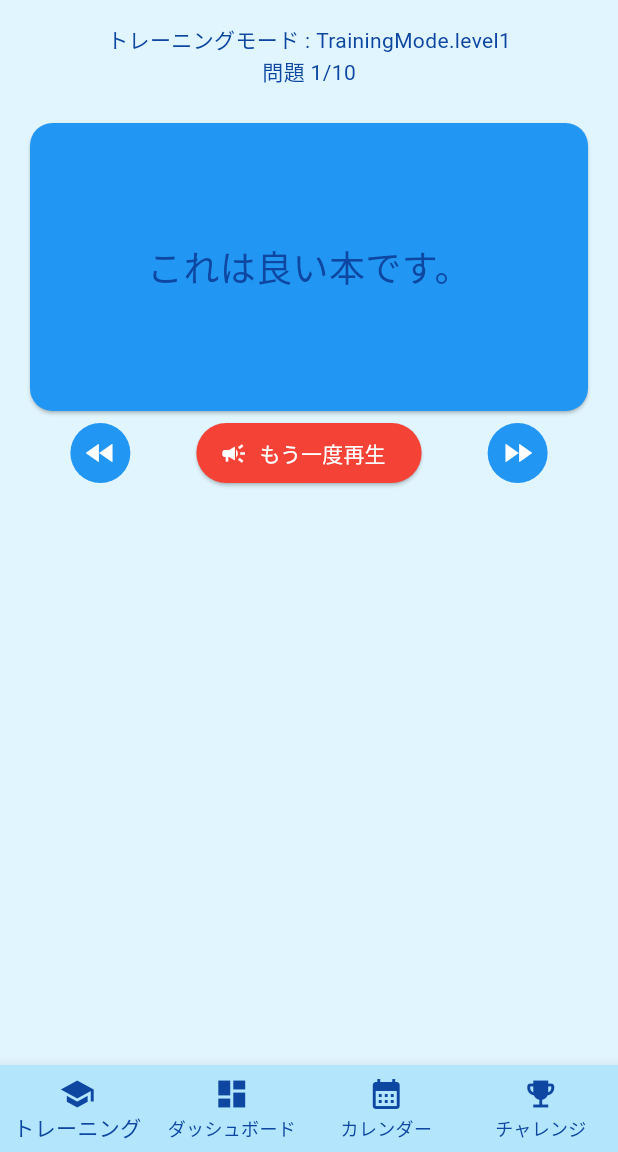
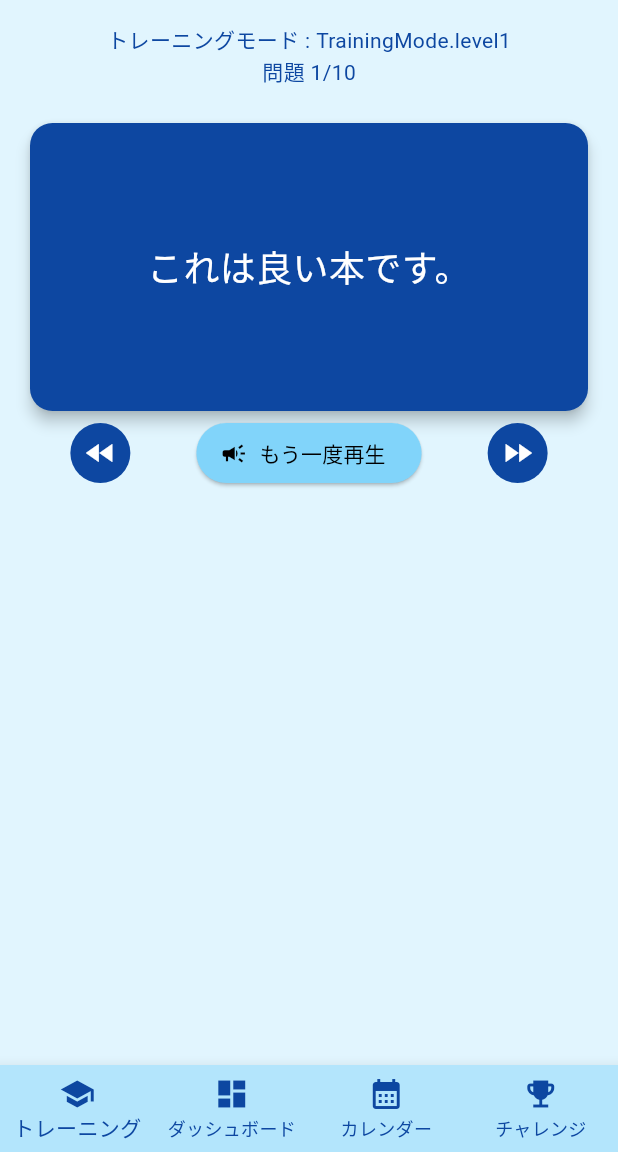
Before and after one commit to HonjyouDaisuke/flash_english, a Flutter app: the TrainingPage screen opened by its route, on a phone screen of 412 x 824 dp, the part 84-1236 px from its top. Run offline on Flutter 3.47's test engine with Material 3 defaults, Android fonts, the phone set to English and light mode, and no system bars; drawn by our look-alikes of flip_card; our stand-ins replace audioplayers, flutter_riverpod, go_router, sqflite; accounts and stored records are empty.

Commit message:
レビューに対応

```diff
--- a/lib/presentation/pages/dashboard_page.dart
+++ b/lib/presentation/pages/dashboard_page.dart
@@ -37,7 +37,6 @@ class _DashboardPageState extends ConsumerState<DashboardPage> {
   @override
   Widget build(BuildContext context) {
     return Scaffold(
-      backgroundColor: Theme.of(context).scaffoldBackgroundColor,
       body: FutureBuilder<DailyStats>(
         future: _future,
         builder: (context, snapshot) {
--- a/lib/presentation/pages/training_page.dart
+++ b/lib/presentation/pages/training_page.dart
@@ -27,6 +27,8 @@ class _TrainingPageState extends ConsumerState<TrainingPage> {
   Widget build(BuildContext context) {
     final state = ref.watch(trainingProvider);
     final notifier = ref.read(trainingProvider.notifier);
+    final theme = Theme.of(context);
+    final cs = theme.colorScheme;
 
     if (state.isLoading || state.questions.isEmpty) {
       return const Scaffold(
@@ -57,8 +59,8 @@ class _TrainingPageState extends ConsumerState<TrainingPage> {
               IconButton.filled(
                 icon: const Icon(Icons.fast_rewind),
                 style: IconButton.styleFrom(
-                  backgroundColor: Colors.blue,
-                  foregroundColor: Colors.white,
+                  backgroundColor: cs.primary,
+                  foregroundColor: cs.onPrimary,
                 ),
                 onPressed: notifier.prev,
               ),
@@ -68,8 +70,8 @@ class _TrainingPageState extends ConsumerState<TrainingPage> {
                   icon: const Icon(Icons.cancel_outlined),
                   label: const Text('不正解'),
                   style: ElevatedButton.styleFrom(
-                    backgroundColor: Colors.red,
-                    foregroundColor: Colors.white,
+                    backgroundColor: cs.error,
+                    foregroundColor: cs.onError,
                   ),
                   onPressed: () {
                     ref.read(trainingProvider.notifier).answer(false);
@@ -81,8 +83,8 @@ class _TrainingPageState extends ConsumerState<TrainingPage> {
                 icon: const Icon(Icons.campaign),
                 label: const Text('もう一度再生'),
                 style: ElevatedButton.styleFrom(
-                  backgroundColor: Colors.red,
-                  foregroundColor: Colors.white,
+                  backgroundColor: cs.secondary,
+                  foregroundColor: cs.onSecondary,
                 ),
                 onPressed: () {
                   ref.read(trainingProvider.notifier).playCurrent();
@@ -94,8 +96,8 @@ class _TrainingPageState extends ConsumerState<TrainingPage> {
                   icon: const Icon(Icons.check_circle_outline),
                   label: const Text('正解'),
                   style: ElevatedButton.styleFrom(
-                    backgroundColor: Colors.green,
-                    foregroundColor: Colors.white,
+                    backgroundColor: cs.tertiary,
+                    foregroundColor: cs.onTertiary,
                   ),
                   onPressed: () {
                     ref.read(trainingProvider.notifier).answer(true);
@@ -106,8 +108,8 @@ class _TrainingPageState extends ConsumerState<TrainingPage> {
               IconButton.filled(
                 icon: const Icon(Icons.fast_forward),
                 style: IconButton.styleFrom(
-                  backgroundColor: Colors.blue,
-                  foregroundColor: Colors.white,
+                  backgroundColor: cs.primary,
+                  foregroundColor: cs.onPrimary,
                 ),
                 onPressed: notifier.next,
               ),
--- a/lib/presentation/theme/app_theme.dart
+++ b/lib/presentation/theme/app_theme.dart
@@ -9,6 +9,8 @@ class AppTheme {
       onPrimary: Colors.white,
       secondary: Color(0xFF81D4FA),
       onSecondary: Colors.black,
+      tertiary: Color(0xFF66BB6A),
+      onTertiary: Colors.white,
       surface: Color(0xFFB3E5FC),
       onSurface: Color(0xFF0D47A1),
       error: Color(0xFFEF5350),
@@ -24,6 +26,8 @@ class AppTheme {
       onPrimary: Colors.black,
       secondary: Color(0xFF29B6F6),
       onSecondary: Colors.black,
+      tertiary: Color(0xFF388E3C),
+      onTertiary: Colors.white,
       surface: Color(0xFF1E1E1E),
       onSurface: Color(0xFFE0F7FA),
       error: Color(0xFFD32F2F),
--- a/lib/presentation/widgets/flash_card_widget.dart
+++ b/lib/presentation/widgets/flash_card_widget.dart
@@ -40,6 +40,8 @@ class FlashCardWidgetState extends State<FlashCardWidget> {
 
   @override
   Widget build(BuildContext context) {
+    final theme = Theme.of(context);
+    final cs = theme.colorScheme;
     return FlipCard(
       key: _cardKey,
       onFlipDone: (_) async {
@@ -52,14 +54,15 @@ class FlashCardWidgetState extends State<FlashCardWidget> {
         height: 200,
         alignment: Alignment.center,
         child: Card(
-          color: Colors.blue,
+          color: cs.primary,
+          elevation: 4,
           shape: RoundedRectangleBorder(
             borderRadius: BorderRadius.circular(15.0),
           ),
           child: Center(
             child: Text(
               widget.frontText,
-              style: const TextStyle(fontSize: 24),
+              style: TextStyle(fontSize: 24, color: cs.onPrimary),
               textAlign: TextAlign.center,
             ),
           ),
@@ -69,14 +72,15 @@ class FlashCardWidgetState extends State<FlashCardWidget> {
         width: 500,
         height: 200,
         child: Card(
-          color: Colors.pink,
+          color: cs.secondary,
+          elevation: 4,
           shape: RoundedRectangleBorder(
             borderRadius: BorderRadius.circular(15.0),
           ),
           child: Center(
             child: Text(
               widget.backText,
-              style: const TextStyle(fontSize: 24),
+              style: TextStyle(fontSize: 24, color: cs.onSecondary),
               textAlign: TextAlign.center,
             ),
           ),
```
Also changed, not shown: lib/main.dart (+0 -14 lines).
